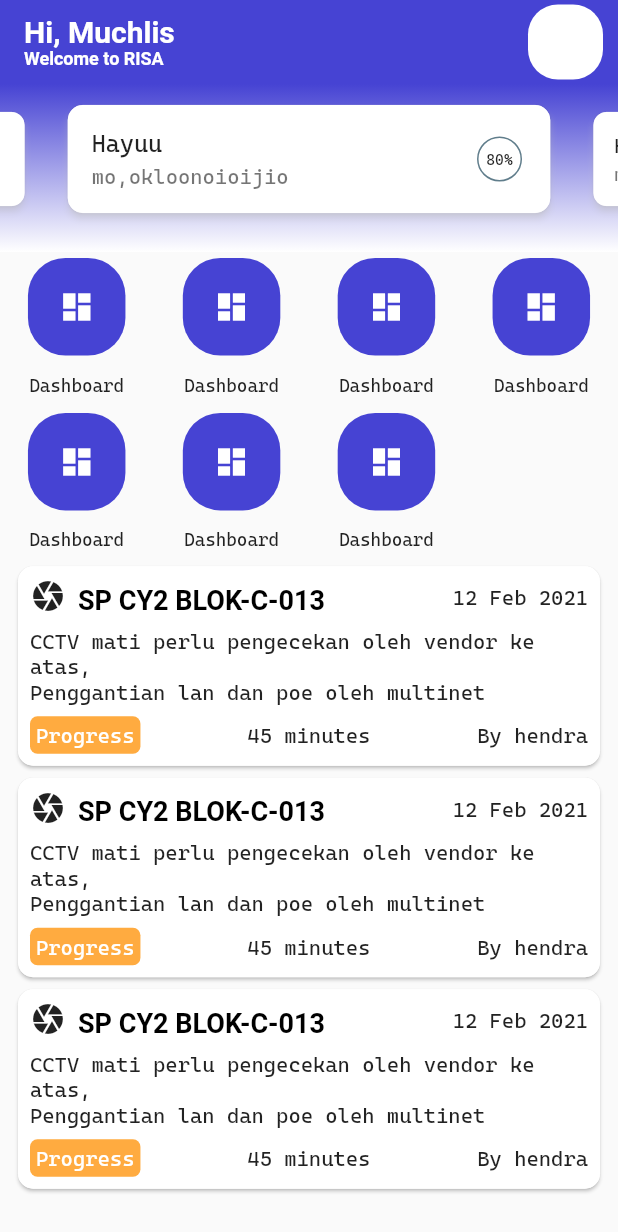
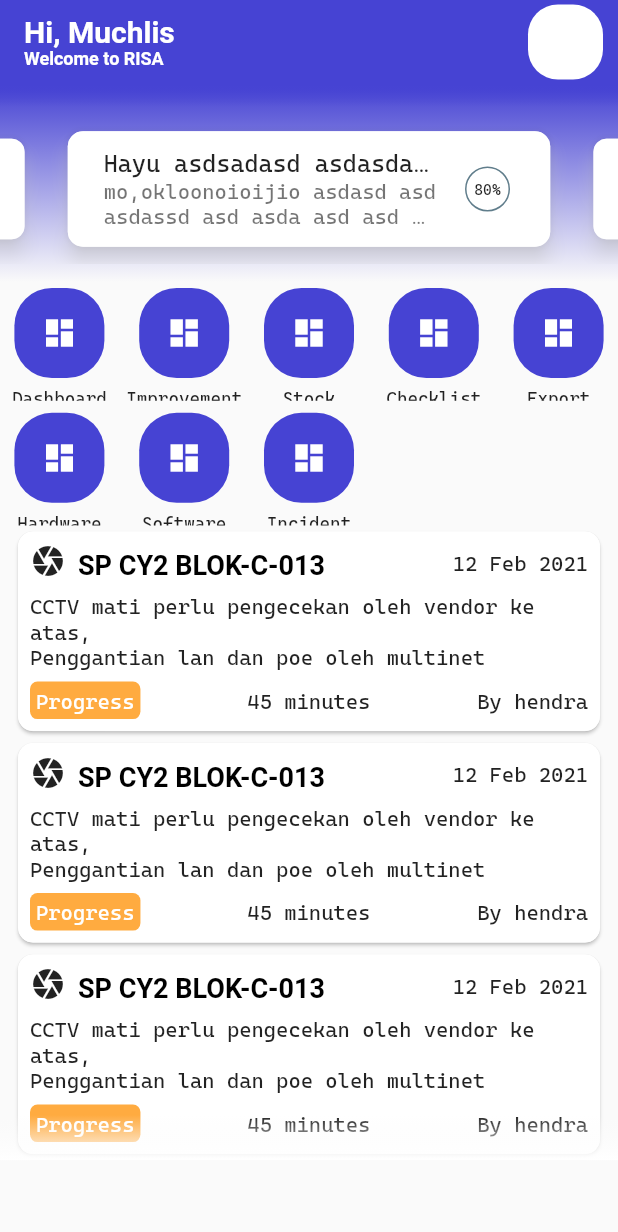
Before and after one commit to muchlist/risa2, a Flutter app: the screen it shows after launch, on a phone screen of 412 x 824 dp. Shown: the top 1232 px of the screen. Run offline on Flutter 3.47's test engine with Material 2 defaults, Android fonts, the phone set to English and light mode, and no system bars; drawn by our look-alikes of carousel_slider; project files that could hold a hidden picture were left out.

Commit message:
before navigation

```diff
--- /dev/null
+++ b/lib/src/models/dashboard_category.dart
@@ -0,0 +1,6 @@
+class DashboardItem {
+  final String title;
+  final String icon;
+
+  const DashboardItem(this.title, this.icon);
+}
--- a/lib/src/screens/home/corousel.dart
+++ b/lib/src/screens/home/corousel.dart
@@ -5,7 +5,7 @@ class Corousel extends StatelessWidget {
   @override
   Widget build(BuildContext context) {
     return Padding(
-      padding: const EdgeInsets.only(bottom: 12.0),
+      padding: const EdgeInsets.only(bottom: 12.0, top: 20),
       child: CarouselSlider(
         options: CarouselOptions(
           height: 100,
@@ -38,13 +38,33 @@ class CorouselItem extends StatelessWidget {
     return Center(
       child: Card(
         shadowColor: Colors.white,
-        elevation: 2,
+        elevation: 5,
         shape: RoundedRectangleBorder(
             side: BorderSide(color: Colors.white, width: 0.5),
             borderRadius: BorderRadius.circular(10)),
+        child: Padding(
+          padding: const EdgeInsets.all(8.0),
           child: ListTile(
-          title: Text("Hayuu"),
-          subtitle: Text("mo,okloonoioijio"),
+            title: Row(
+              children: [
+                Expanded(
+                  child: Text(
+                    "Hayu asdsadasd asdasdasd asdasdasd asdasdas asdasdas asdasda asdasdasu",
+                    maxLines: 1,
+                    overflow: TextOverflow.ellipsis,
+                  ),
+                ),
+              ],
+            ),
+            subtitle: Row(
+              children: [
+                Expanded(
+                    child: Text(
+                        "mo,okloonoioijio asdasd asd asdassd asd asda asd asd asasdasdasasd asd asd as",
+                        maxLines: 2,
+                        overflow: TextOverflow.ellipsis)),
+              ],
+            ),
             trailing: Container(
                 padding: EdgeInsets.all(8),
                 decoration: BoxDecoration(
@@ -57,6 +77,7 @@ class CorouselItem extends StatelessWidget {
                 )),
           ),
         ),
+      ),
     );
   }
 }
--- a/lib/src/screens/home/dashboard_grid.dart
+++ b/lib/src/screens/home/dashboard_grid.dart
@@ -1,28 +1,40 @@
 import 'package:flutter/material.dart';
+import 'package:risa2/src/models/dashboard_category.dart';
 import 'package:risa2/src/screens/home/dashboard_icon.dart';
 
 class DashboardGrid extends StatelessWidget {
+  final List<DashboardItem> dashboardItems = [
+    DashboardItem("Dashboard", ""),
+    DashboardItem("Improvement", ""),
+    DashboardItem("Stock", ""),
+    DashboardItem("Checklist", ""),
+    DashboardItem("Export", ""),
+    DashboardItem("Hardware", ""),
+    DashboardItem("Software", ""),
+    DashboardItem("Incident", ""),
+  ];
+
   @override
   Widget build(BuildContext context) {
+    double width = MediaQuery.of(context).size.width;
+    double height = MediaQuery.of(context).size.height;
+
     return NotificationListener(
       onNotification: (OverscrollIndicatorNotification overScroll) {
         overScroll.disallowGlow();
         return false;
       },
-      child: GridView.count(
+      child: GridView.builder(
+        physics: NeverScrollableScrollPhysics(),
+        itemCount: dashboardItems.length,
         shrinkWrap: true,
-        crossAxisCount: 4,
-        mainAxisSpacing: 1,
-        crossAxisSpacing: 1,
-        children: <Widget>[
-          DashboardIcon(),
-          DashboardIcon(),
-          DashboardIcon(),
-          DashboardIcon(),
-          DashboardIcon(),
-          DashboardIcon(),
-          DashboardIcon(),
-        ],
+        itemBuilder: (ctx, i) => DashboardIcon(
+            title: dashboardItems[i].title, image: dashboardItems[i].icon),
+        gridDelegate: SliverGridDelegateWithFixedCrossAxisCount(
+            crossAxisCount: width ~/ 80,
+            childAspectRatio: (width < height) ? 1 / 1 : 1 / 1.5,
+            crossAxisSpacing: 4,
+            mainAxisSpacing: 4),
       ),
     );
   }
--- a/lib/src/screens/home/dashboard_icon.dart
+++ b/lib/src/screens/home/dashboard_icon.dart
@@ -1,6 +1,11 @@
 import 'package:flutter/material.dart';
 
 class DashboardIcon extends StatelessWidget {
+  final String title;
+  final String image;
+
+  const DashboardIcon({required this.title, required this.image});
+
   @override
   Widget build(BuildContext context) {
     return Container(
@@ -19,8 +24,8 @@ class DashboardIcon extends StatelessWidget {
                   Icons.dashboard,
                   color: Colors.white,
                 ),
-                width: 65,
-                height: 65,
+                width: 60,
+                height: 60,
                 decoration: BoxDecoration(
                     color: Theme.of(context).primaryColor,
                     borderRadius: BorderRadius.circular(25)),
@@ -28,12 +33,15 @@ class DashboardIcon extends StatelessWidget {
             ),
           ),
           SizedBox(
-            height: 8,
+            height: 2,
           ),
-          Text(
-            "Dashboard",
-            style: TextStyle(fontSize: 12),
-            overflow: TextOverflow.fade,
+          Flexible(
+            child: Text(
+              title,
+              style: TextStyle(fontSize: 12),
+              overflow: TextOverflow.ellipsis,
+              maxLines: 1,
+            ),
           )
         ],
       ),
--- a/lib/src/screens/home/home.dart
+++ b/lib/src/screens/home/home.dart
@@ -1,3 +1,5 @@
+import 'dart:ui';
+
 import 'package:flutter/material.dart';
 import 'package:risa2/src/widgets/history_item.dart';
 import 'corousel.dart';
@@ -39,7 +41,9 @@ class HomeScreen extends StatelessWidget {
         ),
       ),
       // HOME BODY
-      body: SingleChildScrollView(
+      body: Stack(
+        children: <Widget>[
+          SingleChildScrollView(
             child: Column(
               children: <Widget>[
                 CorouselContainer(),
@@ -59,6 +63,48 @@ class HomeScreen extends StatelessWidget {
               ],
             ),
           ),
+          Positioned(
+            left: 0,
+            right: 0,
+            top: 0,
+            child: Center(
+              child: Container(
+                height: 15,
+                decoration: BoxDecoration(
+                  gradient: LinearGradient(
+                    colors: <Color>[
+                      Theme.of(context).primaryColor,
+                      Theme.of(context).primaryColor.withOpacity(0)
+                    ],
+                    begin: Alignment.topCenter,
+                    end: Alignment.bottomCenter,
+                  ),
+                ),
+              ),
+            ),
+          ),
+          Positioned(
+            left: 0,
+            right: 0,
+            bottom: 0,
+            child: Center(
+              child: Container(
+                height: 30,
+                decoration: BoxDecoration(
+                  gradient: LinearGradient(
+                    colors: <Color>[
+                      Theme.of(context).scaffoldBackgroundColor.withOpacity(0),
+                      Colors.white
+                    ],
+                    begin: Alignment.topCenter,
+                    end: Alignment.bottomCenter,
+                  ),
+                ),
+              ),
+            ),
+          ),
+        ],
+      ),
     );
   }
 }
@@ -76,7 +122,10 @@ class CorouselContainer extends StatelessWidget {
         width: double.infinity,
         decoration: BoxDecoration(
           gradient: LinearGradient(
-            colors: <Color>[Theme.of(context).primaryColor, Colors.white],
+            colors: <Color>[
+              Theme.of(context).primaryColor,
+              Theme.of(context).primaryColor.withOpacity(0)
+            ],
             begin: Alignment.topCenter,
             end: Alignment.bottomCenter,
           ),
```
Lines whose indentation alone changed are shown as unchanged.
